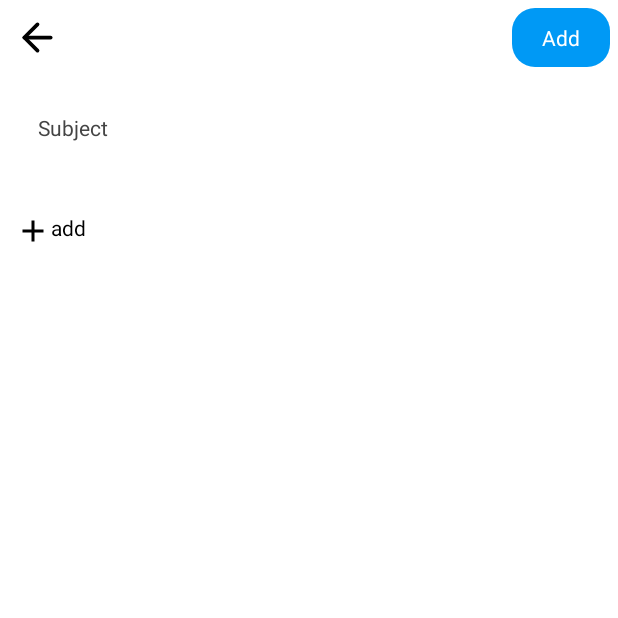
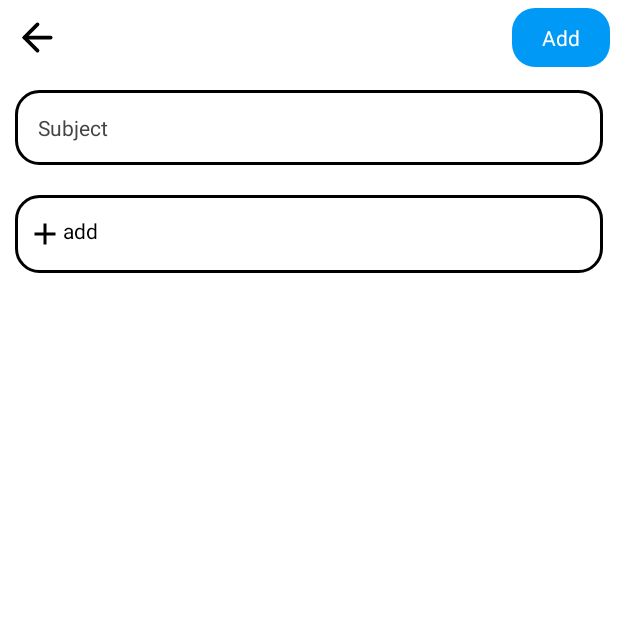
Before and after one commit to JuliHer/Sunfy, an Android app: the CreateActivity screen opened directly, with no data from a screen before it, on a phone screen of 412 x 824 dp, the top half of it. Run offline under Robolectric (Android 15) with nearby library versions, the phone set to English and light mode, and no system bars.

Commit message:
first Version of AppWord

```diff
--- /dev/null
+++ b/app/src/main/java/com/artuok/appwork/adapters/ScheduleAdapter.java
@@ -0,0 +1,4 @@
+package com.artuok.appwork.adapters;
+
+public class ScheduleAdapter {
+}
--- a/app/src/main/res/layout/activity_create.xml
+++ b/app/src/main/res/layout/activity_create.xml
@@ -40,10 +40,9 @@
     <LinearLayout
         android:layout_width="match_parent"
         android:layout_height="wrap_content"
-        android:background="@drawable/button"
-
+        android:background="@drawable/button_border"
         android:layout_margin="10dp"
-        android:backgroundTint="?backgroundDialog">
+        android:foregroundTint="?subTextColor">
 
         <TextView
             android:layout_width="wrap_content"
@@ -56,10 +55,11 @@
     <LinearLayout
         android:layout_width="match_parent"
         android:layout_height="wrap_content"
-        android:background="@drawable/button"
+        android:background="@drawable/button_border"
         android:layout_margin="10dp"
-        android:backgroundTint="?backgroundDialog"
-        android:orientation="vertical">
+        android:foregroundTint="?subTextColor"
+        android:orientation="vertical"
+        android:padding="8dp">
 
         <androidx.recyclerview.widget.RecyclerView
             android:id="@+id/times_recycler"
@@ -69,8 +69,8 @@
         <LinearLayout
             android:layout_width="match_parent"
             android:layout_height="wrap_content"
-            android:layout_marginVertical="4dp"
-            android:paddingVertical="8dp">
+            android:layout_marginVertical="2dp"
+            android:paddingVertical="4dp">
 
             <ImageView
                 android:layout_width="24dp"
```
